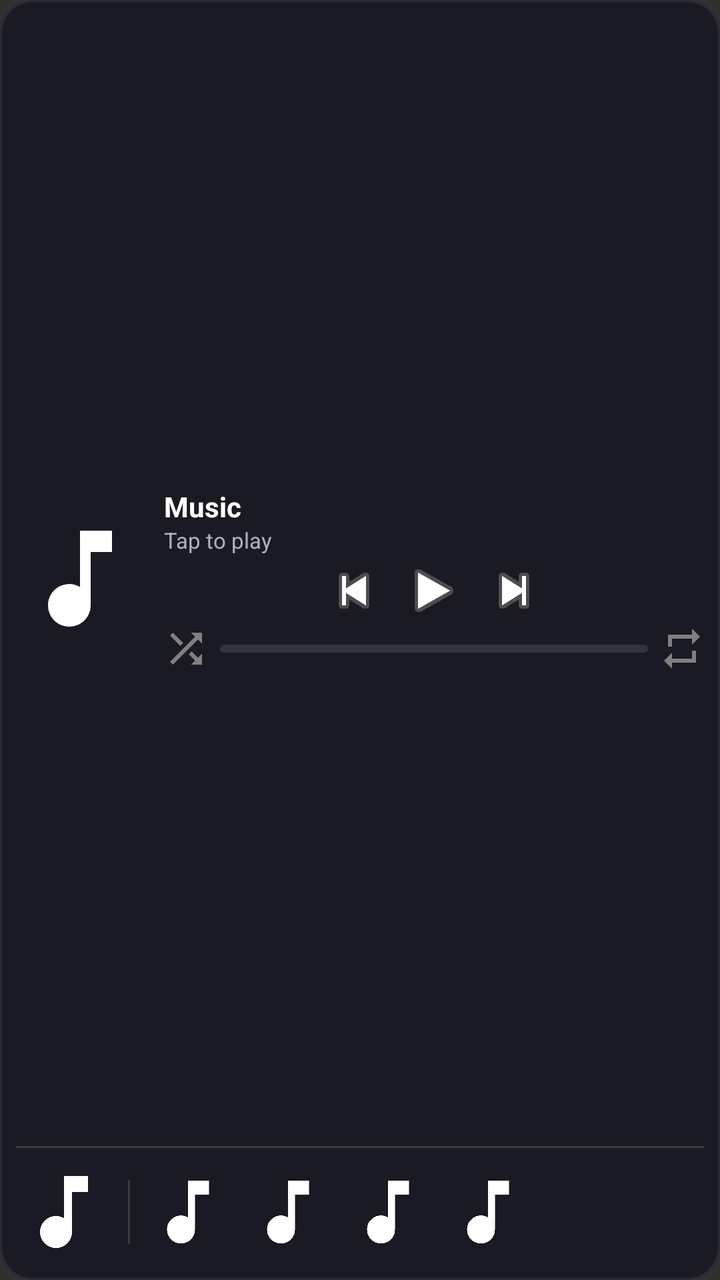
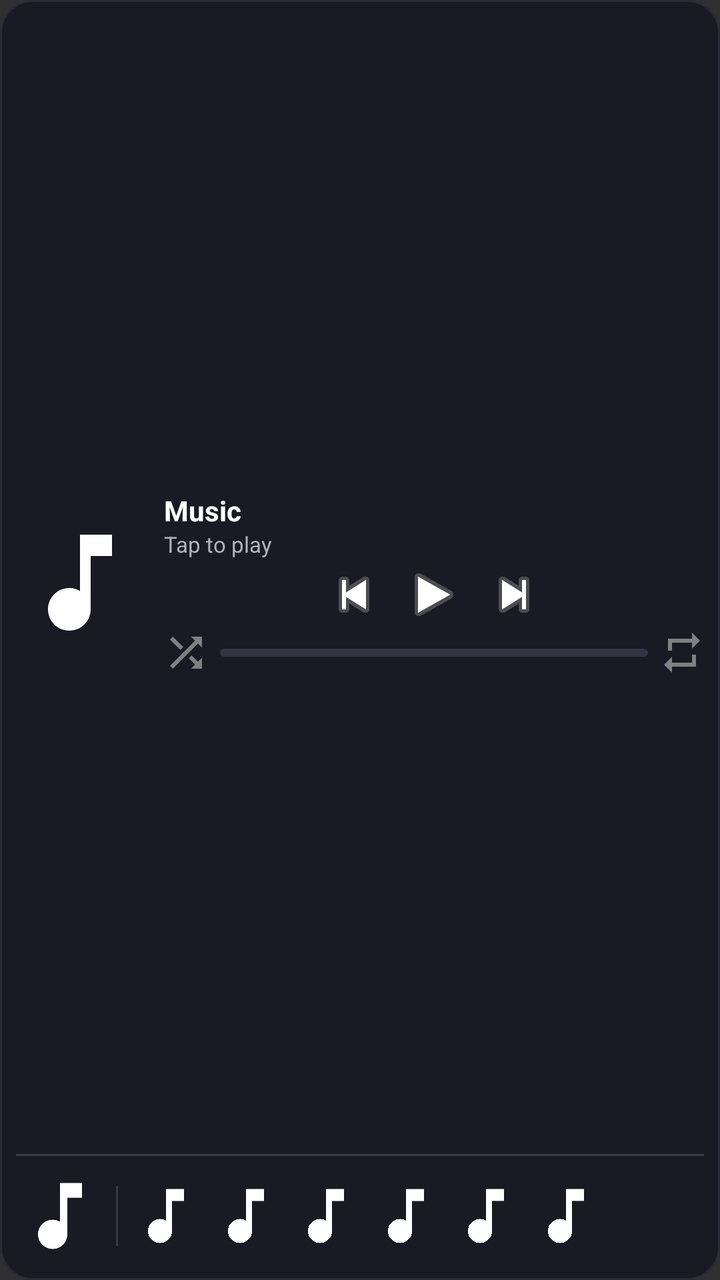

The first picture is an Android layout as it rendered before a commit; the second is the same layout after the commit. The layout source and the unified diff follow.
<!-- AndroidManifest.xml: application theme android:Theme.Material.NoActionBar -->
<!-- res/layout/widget_music_4x2.xml -->
<?xml version="1.0" encoding="utf-8"?>
<LinearLayout xmlns:android="http://schemas.android.com/apk/res/android"
    android:id="@+id/widget_root"
    android:layout_width="match_parent"
    android:layout_height="match_parent"
    android:background="@drawable/widget_bg_dark_card"
    android:orientation="vertical"
    android:padding="8dp">

    
    <LinearLayout
        android:layout_width="match_parent"
        android:layout_height="0dp"
        android:layout_weight="1"
        android:orientation="horizontal"
        android:gravity="center_vertical">

        
        <ImageView
            android:id="@+id/widget_album_art"
            android:layout_width="64dp"
            android:layout_height="64dp"
            android:layout_gravity="center_vertical"
            android:scaleType="centerCrop"
            android:src="@drawable/ic_music_note"
            android:clipToOutline="true"
            android:contentDescription="Album Art" />

        
        <LinearLayout
            android:layout_width="0dp"
            android:layout_height="wrap_content"
            android:layout_weight="1"
            android:layout_marginStart="10dp"
            android:orientation="vertical"
            android:gravity="center_vertical">

            
            <TextView
                android:id="@+id/widget_title"
                android:layout_width="match_parent"
                android:layout_height="wrap_content"
                android:text="Music"
                android:textColor="#FFFFFF"
                android:textSize="14sp"
                android:textStyle="bold"
                android:singleLine="true"
                android:ellipsize="marquee"
                android:marqueeRepeatLimit="marquee_forever"
                android:scrollHorizontally="true"
                android:focusable="true"
                android:focusableInTouchMode="true" />

            <TextView
                android:id="@+id/widget_artist"
                android:layout_width="match_parent"
                android:layout_height="wrap_content"
                android:text="Tap to play"
                android:textColor="#B0B0C0"
                android:textSize="11sp"
                android:singleLine="true"
                android:ellipsize="marquee"
                android:marqueeRepeatLimit="marquee_forever"
                android:scrollHorizontally="true"
                android:focusable="true"
                android:focusableInTouchMode="true" />

            
            <LinearLayout
                android:layout_width="match_parent"
                android:layout_height="wrap_content"
                android:layout_marginTop="2dp"
                android:orientation="horizontal"
                android:gravity="center">

                <ImageButton
                    android:id="@+id/widget_btn_previous"
                    android:layout_width="28dp"
                    android:layout_height="28dp"
                    android:background="@android:color/transparent"
                    android:src="@android:drawable/ic_media_previous"
                    android:contentDescription="Previous" />

                <ImageButton
                    android:id="@+id/widget_btn_play_pause"
                    android:layout_width="32dp"
                    android:layout_height="32dp"
                    android:layout_marginStart="10dp"
                    android:layout_marginEnd="10dp"
                    android:background="@android:color/transparent"
                    android:src="@android:drawable/ic_media_play"
                    android:scaleType="fitCenter"
                    android:contentDescription="Play/Pause" />

                <ImageButton
                    android:id="@+id/widget_btn_next"
                    android:layout_width="28dp"
                    android:layout_height="28dp"
                    android:background="@android:color/transparent"
                    android:src="@android:drawable/ic_media_next"
                    android:contentDescription="Next" />
            </LinearLayout>

            
            <LinearLayout
                android:layout_width="match_parent"
                android:layout_height="wrap_content"
                android:layout_marginTop="2dp"
                android:orientation="horizontal"
                android:gravity="center_vertical">

                <ImageButton
                    android:id="@+id/widget_btn_shuffle"
                    android:layout_width="22dp"
                    android:layout_height="22dp"
                    android:background="@android:color/transparent"
                    android:src="@drawable/ic_widget_shuffle_off"
                    android:contentDescription="Shuffle" />

                <ProgressBar
                    android:id="@+id/widget_progress_bar"
                    style="@android:style/Widget.ProgressBar.Horizontal"
                    android:layout_width="0dp"
                    android:layout_height="4dp"
                    android:layout_weight="1"
                    android:layout_marginStart="6dp"
                    android:layout_marginEnd="6dp"
                    android:progressDrawable="@drawable/widget_progress_drawable"
                    android:max="1000"
                    android:progress="0" />

                <ImageButton
                    android:id="@+id/widget_btn_repeat"
                    android:layout_width="22dp"
                    android:layout_height="22dp"
                    android:background="@android:color/transparent"
                    android:src="@drawable/ic_widget_repeat_off"
                    android:contentDescription="Repeat" />
            </LinearLayout>

        </LinearLayout>
    </LinearLayout>


    
    <LinearLayout
        android:layout_width="match_parent"
        android:layout_height="1dp"
        android:layout_marginTop="2dp"
        android:layout_marginBottom="6dp"
        android:background="#26FFFFFF" />

    
    <LinearLayout
        android:layout_width="match_parent"
        android:layout_height="52dp"
        android:orientation="horizontal"
        android:gravity="center_vertical">

        
        <ImageView
            android:id="@+id/widget_recent_playlist_art"
            android:layout_width="48dp"
            android:layout_height="48dp"
            android:scaleType="centerCrop"
            android:src="@drawable/ic_music_note"
            android:clipToOutline="true"
            android:contentDescription="Playlist Collage" />

        <LinearLayout
            android:layout_width="1dp"
            android:layout_height="32dp"
            android:layout_marginStart="8dp"
            android:layout_marginEnd="8dp"
            android:background="#22FFFFFF" />

        
        <ImageView
            android:id="@+id/widget_recent_1"
            android:layout_width="42dp"
            android:layout_height="42dp"
            android:scaleType="centerCrop"
            android:src="@drawable/ic_music_note"
            android:clipToOutline="true"
            android:contentDescription="Recent Song 1" />

        <ImageView
            android:id="@+id/widget_recent_2"
            android:layout_width="42dp"
            android:layout_height="42dp"
            android:layout_marginStart="8dp"
            android:scaleType="centerCrop"
            android:src="@drawable/ic_music_note"
            android:clipToOutline="true"
            android:contentDescription="Recent Song 2" />

        <ImageView
            android:id="@+id/widget_recent_3"
            android:layout_width="42dp"
            android:layout_height="42dp"
            android:layout_marginStart="8dp"
            android:scaleType="centerCrop"
            android:src="@drawable/ic_music_note"
            android:clipToOutline="true"
            android:contentDescription="Recent Song 3" />

        <ImageView
            android:id="@+id/widget_recent_4"
            android:layout_width="42dp"
            android:layout_height="42dp"
            android:layout_marginStart="8dp"
            android:scaleType="centerCrop"
            android:src="@drawable/ic_music_note"
            android:clipToOutline="true"
            android:contentDescription="Recent Song 4" />

    </LinearLayout>

</LinearLayout>
<!-- resources referenced by this layout -->
<resources>
  <!-- drawable ic_music_note (drawable) -->
  <vector xmlns:android="http://schemas.android.com/apk/res/android"
      android:width="24dp"
      android:height="24dp"
      android:viewportWidth="24"
      android:viewportHeight="24">
    <path
        android:fillColor="#FFFFFF"
        android:pathData="M12,3v10.55c-0.59,-0.34 -1.27,-0.55 -2,-0.55 -2.21,0 -4,1.79 -4,4s1.79,4 4,4 4,-1.79 4,-4V7h4V3h-6z"/>
  </vector>
  <!-- drawable ic_widget_repeat_off (drawable) -->
  <vector xmlns:android="http://schemas.android.com/apk/res/android"
      android:width="24dp"
      android:height="24dp"
      android:viewportWidth="24"
      android:viewportHeight="24">
    <path
        android:fillColor="#808080"
        android:pathData="M7,7h10v3l4,-4 -4,-4v3H5v6h2V7zm10,10H7v-3l-4,4 4,4v-3h12v-6h-2v4z"/>
  </vector>
  <!-- drawable ic_widget_shuffle_off (drawable) -->
  <vector xmlns:android="http://schemas.android.com/apk/res/android"
      android:width="24dp"
      android:height="24dp"
      android:viewportWidth="24"
      android:viewportHeight="24">
    <path
        android:fillColor="#808080"
        android:pathData="M10.59,9.17L5.41,4L4,5.41l5.17,5.17 1.42,-1.41zM14.5,4l2.04,2.04L4,18.59 5.41,20 17.96,7.45 20,9.5V4h-5.5zM14.83,13.41l-1.41,1.41 3.13,3.13L14.5,20H20v-5.5l-2.04,2.04 -3.13,-3.13z"/>
  </vector>
  <!-- drawable widget_bg_dark_card (drawable) -->
  <?xml version="1.0" encoding="utf-8"?>
  <shape xmlns:android="http://schemas.android.com/apk/res/android">
      <solid android:color="#1A1A24" />
      <corners android:radius="16dp" />
      <stroke android:width="1dp" android:color="#2A2A38" />
  </shape>
  <!-- drawable widget_progress_drawable (drawable) -->
  <?xml version="1.0" encoding="utf-8"?>
  <layer-list xmlns:android="http://schemas.android.com/apk/res/android">
      <item android:id="@android:id/background">
          <shape>
              <solid android:color="#333344" />
              <corners android:radius="3dp" />
          </shape>
      </item>
      <item android:id="@android:id/progress">
          <clip>
              <shape>
                  <solid android:color="#1DB954" />
                  <corners android:radius="3dp" />
              </shape>
          </clip>
      </item>
  </layer-list>
</resources>

<!-- the commit's change to res/layout/widget_music_4x2.xml (unified diff, before → after) -->
@@ -153,15 +153,15 @@
     
     <LinearLayout
         android:layout_width="match_parent"
-        android:layout_height="52dp"
+        android:layout_height="48dp"
         android:orientation="horizontal"
         android:gravity="center_vertical">
 
         
         <ImageView
             android:id="@+id/widget_recent_playlist_art"
-            android:layout_width="48dp"
-            android:layout_height="48dp"
+            android:layout_width="44dp"
+            android:layout_height="44dp"
             android:scaleType="centerCrop"
             android:src="@drawable/ic_music_note"
             android:clipToOutline="true"
@@ -169,50 +169,70 @@
 
         <LinearLayout
             android:layout_width="1dp"
-            android:layout_height="32dp"
-            android:layout_marginStart="8dp"
-            android:layout_marginEnd="8dp"
+            android:layout_height="30dp"
+            android:layout_marginStart="6dp"
+            android:layout_marginEnd="6dp"
             android:background="#22FFFFFF" />
 
         
         <ImageView
             android:id="@+id/widget_recent_1"
-            android:layout_width="42dp"
-            android:layout_height="42dp"
-            android:scaleType="centerCrop"
-            android:src="@drawable/ic_music_note"
-            android:clipToOutline="true"
-            android:contentDescription="Recent Song 1" />
+            android:layout_width="36dp"
+            android:layout_height="36dp"
+            android:scaleType="centerCrop"
+            android:src="@drawable/ic_music_note"
+            android:clipToOutline="true"
+            android:contentDescription="Upcoming Song 1" />
 
         <ImageView
             android:id="@+id/widget_recent_2"
-            android:layout_width="42dp"
-            android:layout_height="42dp"
-            android:layout_marginStart="8dp"
-            android:scaleType="centerCrop"
-            android:src="@drawable/ic_music_note"
-            android:clipToOutline="true"
-            android:contentDescription="Recent Song 2" />
+            android:layout_width="36dp"
+            android:layout_height="36dp"
+            android:layout_marginStart="4dp"
+            android:scaleType="centerCrop"
+            android:src="@drawable/ic_music_note"
+            android:clipToOutline="true"
+            android:contentDescription="Upcoming Song 2" />
 
         <ImageView
             android:id="@+id/widget_recent_3"
-            android:layout_width="42dp"
-            android:layout_height="42dp"
-            android:layout_marginStart="8dp"
-            android:scaleType="centerCrop"
-            android:src="@drawable/ic_music_note"
-            android:clipToOutline="true"
-            android:contentDescription="Recent Song 3" />
+            android:layout_width="36dp"
+            android:layout_height="36dp"
+            android:layout_marginStart="4dp"
+            android:scaleType="centerCrop"
+            android:src="@drawable/ic_music_note"
+            android:clipToOutline="true"
+            android:contentDescription="Upcoming Song 3" />
 
         <ImageView
             android:id="@+id/widget_recent_4"
-            android:layout_width="42dp"
-            android:layout_height="42dp"
-            android:layout_marginStart="8dp"
-            android:scaleType="centerCrop"
-            android:src="@drawable/ic_music_note"
-            android:clipToOutline="true"
-            android:contentDescription="Recent Song 4" />
+            android:layout_width="36dp"
+            android:layout_height="36dp"
+            android:layout_marginStart="4dp"
+            android:scaleType="centerCrop"
+            android:src="@drawable/ic_music_note"
+            android:clipToOutline="true"
+            android:contentDescription="Upcoming Song 4" />
+
+        <ImageView
+            android:id="@+id/widget_recent_5"
+            android:layout_width="36dp"
+            android:layout_height="36dp"
+            android:layout_marginStart="4dp"
+            android:scaleType="centerCrop"
+            android:src="@drawable/ic_music_note"
+            android:clipToOutline="true"
+            android:contentDescription="Upcoming Song 5" />
+
+        <ImageView
+            android:id="@+id/widget_recent_6"
+            android:layout_width="36dp"
+            android:layout_height="36dp"
+            android:layout_marginStart="4dp"
+            android:scaleType="centerCrop"
+            android:src="@drawable/ic_music_note"
+            android:clipToOutline="true"
+            android:contentDescription="Upcoming Song 6" />
 
     </LinearLayout>
 
